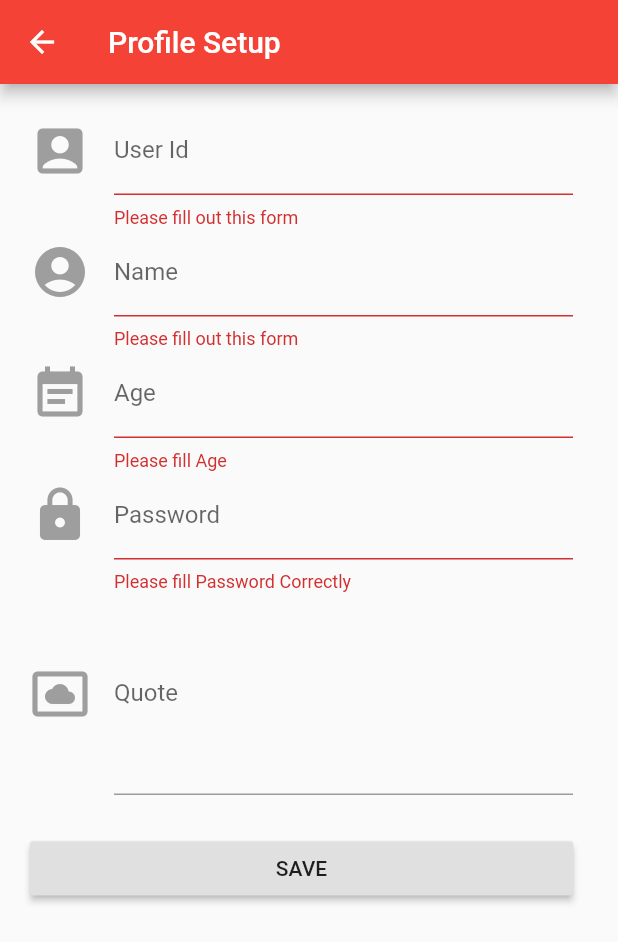
After one commit to khingbmc/mobilefinal, a Flutter app: the ProfileScreen screen opened by its route, after a tap on "SAVE", on a phone screen of 412 x 824 dp. The commit adds this screen. Shown: the top 942 px of the screen. Run offline on Flutter 3.47's test engine with Material 2 defaults, Android fonts, the phone set to English and light mode, and no system bars; our stand-ins replace shared_preferences, sqflite, toast; accounts and stored records are empty; network calls fail.

```diff
--- a/lib/main.dart
+++ b/lib/main.dart
@@ -1,6 +1,8 @@
 import 'package:flutter/material.dart';
+import 'package:mobilefinal2/ui/friends_screen.dart';
 import 'package:mobilefinal2/ui/home_screen.dart';
 import 'package:mobilefinal2/ui/login_screen.dart';
+import 'package:mobilefinal2/ui/profile_screen.dart';
 import 'package:mobilefinal2/ui/register_screen.dart';
 
 void main() => runApp(MyApp());
@@ -21,6 +23,9 @@ class MyApp extends StatelessWidget{
         '/': (context) => LoginScreen(),
         '/register': (context) => RegisterScreen(),
         '/home': (context) => HomeScreen(),
+        '/profile': (context) => ProfileScreen(),
+        '/friend': (context) => FriendScreen(),
+
       },
     );
   }
--- /dev/null
+++ b/lib/ui/profile_screen.dart
@@ -0,0 +1,212 @@
+import 'package:flutter/material.dart';
+import '../utils/current.dart';
+import 'package:mobilefinal2/db/user_db_model.dart';
+import 'package:path_provider/path_provider.dart';
+import 'dart:io';
+
+class ProfileScreen extends StatefulWidget{
+  @override
+  State<StatefulWidget> createState() {
+    // TODO: implement createState
+    return ProfileScreenState();
+  }
+
+}
+
+class ProfileScreenState extends State<ProfileScreen>{
+  final _formkey = GlobalKey<FormState>();
+
+  Future<String> get _localPath async {
+    final directory = await getApplicationDocumentsDirectory();
+    return directory.path;
+  }
+
+  Future<File> get _localFile async {
+    final path = await _localPath;
+    return File('$path/data.txt');
+  }
+
+  Future<File> writeContent(String data) async {
+    final file = await _localFile;
+    file.writeAsString('${data}');
+  }
+
+  UserUtils user = UserUtils();
+  final userid = TextEditingController(text: CurrentUser.USERID);
+  final name = TextEditingController(text: CurrentUser.NAME);
+  final age = TextEditingController(text: CurrentUser.AGE);
+  final password = TextEditingController();
+  final quote = TextEditingController(text: CurrentUser.QUOTE);
+
+  bool isUserIn = false;
+
+  bool isNumeric(String s) {
+    if(s == null) {
+      return false;
+    }
+    return double.parse(s, (e) => null) != null;
+  }
+
+  int countSpace(String s){
+    int result = 0;
+    for(int i = 0;i<s.length;i++){
+      if(s[i] == ' '){
+        result += 1;
+      }
+    }
+    return result;
+  }
+
+
+  @override
+  Widget build(BuildContext context) {
+    return Scaffold(
+      appBar: AppBar(
+        title: Text("Profile Setup"),
+      ),
+      body: Form(
+        key: _formkey,
+        child: ListView(
+          padding: const EdgeInsets.fromLTRB(20, 15, 30, 0),
+          children: <Widget>[
+            TextFormField(
+              decoration: InputDecoration(
+                labelText: "User Id",
+                hintText: "User Id must be between 6 to 12",
+                icon: Icon(Icons.account_box, size: 40, color: Colors.grey),
+              ),
+              controller: userid,
+              keyboardType: TextInputType.text,
+              validator: (value) {
+                if (value.isEmpty) {
+                  return "Please fill out this form";
+                }
+                else if (isUserIn){
+                  print("hey");
+                  return "This Username is taken";
+                }
+                else if (value.length < 6 || value.length > 12){
+                  return "Please fill UserId Correctly";
+                }
+              }
+            ),
+            TextFormField(
+              decoration: InputDecoration(
+                labelText: "Name",
+                hintText: "ex. 'John Snow'",
+                icon: Icon(Icons.account_circle, size: 40, color: Colors.grey),
+              ),
+              controller: name,
+              keyboardType: TextInputType.text,
+              validator: (value) {
+                if (value.isEmpty) {
+                  return "Please fill out this form";
+                }
+                else if(countSpace(value) != 1){
+                  return "Please fill Name Correctly";
+                }
+              }
+            ),
+            TextFormField(
+              decoration: InputDecoration(
+                labelText: "Age",
+                hintText: "Please fill Age Between 10 to 80",
+                icon: Icon(Icons.event_note, size: 40, color: Colors.grey),
+              ),
+              controller: age,
+              keyboardType: TextInputType.number,
+              validator: (value) {
+                if (value.isEmpty) {
+                  return "Please fill Age";
+                }
+                else if (!isNumeric(value) || int.parse(value) < 10 || int.parse(value) > 80) {
+                  return "Please fill Age correctly";
+                }
+              }
+            ),
+            TextFormField(
+              decoration: InputDecoration(
+                labelText: "Password",
+                hintText: "Password must be longer than 6",
+                icon: Icon(Icons.lock, size: 40, color: Colors.grey),
+              ),
+              controller: password,
+              obscureText: true,
+              keyboardType: TextInputType.text,
+              validator: (value) {
+                if (value.isEmpty || value.length <= 6) {
+                  return "Please fill Password Correctly";
+                }
+              }
+            ),
+            TextFormField(
+              decoration: InputDecoration(
+                labelText: "Quote",
+                hintText: "Explain you self!",
+                icon: Icon(Icons.settings_system_daydream, size: 40, color: Colors.grey),
+              ),
+              controller: quote,
+              keyboardType: TextInputType.text,
+              maxLines: 5
+            ),
+            Padding(padding: EdgeInsets.fromLTRB(0, 15, 0, 10)),
+            RaisedButton(
+              child: Text("SAVE"),
+              onPressed: () async {
+                await user.open("user.db");
+                Future<List<UserModel>> allUser = user.getAllUser();
+                UserModel userData = UserModel();
+                userData.id = CurrentUser.ID;
+                userData.userid = userid.text;
+                userData.name = name.text;
+                userData.age = age.text;
+                userData.password = password.text;
+                userData.quote = quote.text;
+                writeContent(quote.text);
+                //function to check if user in
+                Future isUserTaken(UserModel user) async {
+                  var userList = await allUser;
+                  for(var i=0; i < userList.length;i++){
+                    if (user.userid == userList[i].userid && CurrentUser.ID != userList[i].id){
+                      print('Taken');
+                      this.isUserIn = true;
+                      break;
+                    }
+                  }
+                }
+                //validate form
+                if (_formkey.currentState.validate()){
+                  await isUserTaken(userData);
+                  print(this.isUserIn);
+                  //if user not exist
+                  if(!this.isUserIn) {
+                    await user.updateUser(userData);
+                    CurrentUser.USERID = userData.userid;
+                    CurrentUser.NAME = userData.name;
+                    CurrentUser.AGE = userData.age;
+                    CurrentUser.PASSWORD = userData.password;
+                    CurrentUser.QUOTE = userData.quote;
+                    Navigator.pop(context);
+                    print('insert complete');
+                  }
+                }
+
+                this.isUserIn = false;
+                Future showAllUser() async {
+                  var userList = await allUser;
+                  for(var i=0; i < userList.length;i++){
+                    print(userList[i]);
+                    }
+                  }
+
+                showAllUser();
+                print(CurrentUser.whoCurrent());
+              }
+            ),
+          ]
+        ),
+      )
+    );
+  }
+
+}
```
Also changed, not shown: lib/ui/friends_screen.dart (added, +141 -0 lines).
